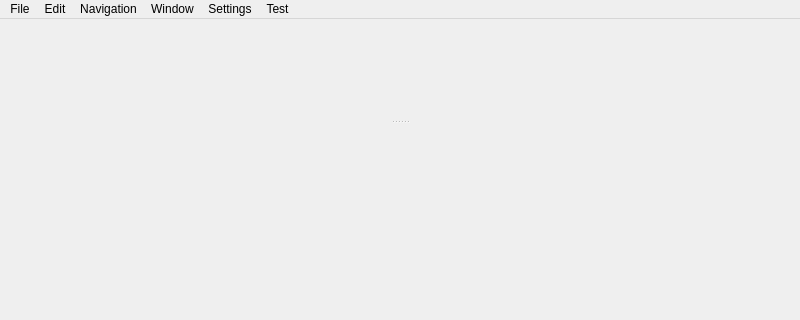
This is src/MainWindow.ui in IDREsandbox/vsim as Qt 5 draws it before an edit; both pictures show x 0 to 800 and y 0 to 320 of the 800 by 676 pixel window. The edited form follows.
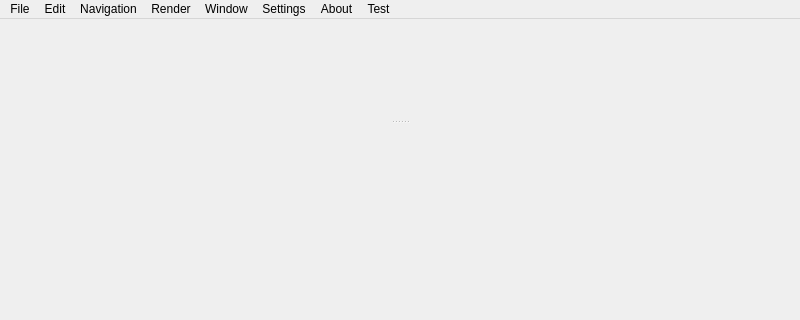
This is the edited form. Custom widgets are drawn as their Qt base class.

Commit message: about dialog, osg render settings

What changed in the file:
```diff
--- a/src/MainWindow.ui
+++ b/src/MainWindow.ui
@@ -135,11 +135,25 @@
     <addaction name="actionModel_Information"/>
     <addaction name="actionFont_Color_Styles"/>
    </widget>
+   <widget class="QMenu" name="menuRender">
+    <property name="title">
+     <string>Render</string>
+    </property>
+   </widget>
+   <widget class="QMenu" name="menuAbout">
+    <property name="title">
+     <string>About</string>
+    </property>
+    <addaction name="actionAbout_VSim"/>
+    <addaction name="actionModel_Information"/>
+   </widget>
    <addaction name="menuhello_to_the_world"/>
    <addaction name="menuEdit"/>
    <addaction name="menuNavigation"/>
+   <addaction name="menuRender"/>
    <addaction name="menuWindows"/>
    <addaction name="menuSettings"/>
+   <addaction name="menuAbout"/>
    <addaction name="menuTest"/>
   </widget>
   <action name="actionNew">
```
Left out of the diff: 6 changed lines with no effect on the pictures. The commit also changes 16 other files.
